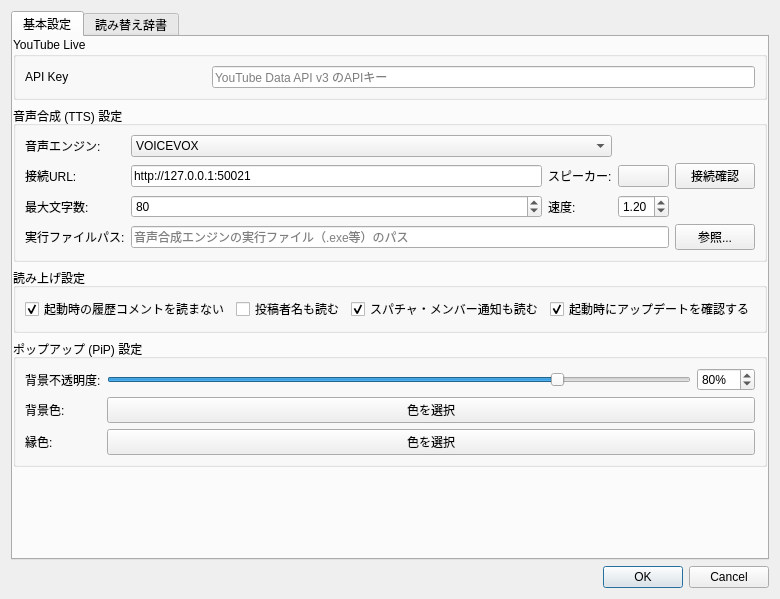
This is ui/settings_dialog.ui in Ikumyon/LiveVoiceBridge as Qt 5 draws it before an edit. The edited form follows.
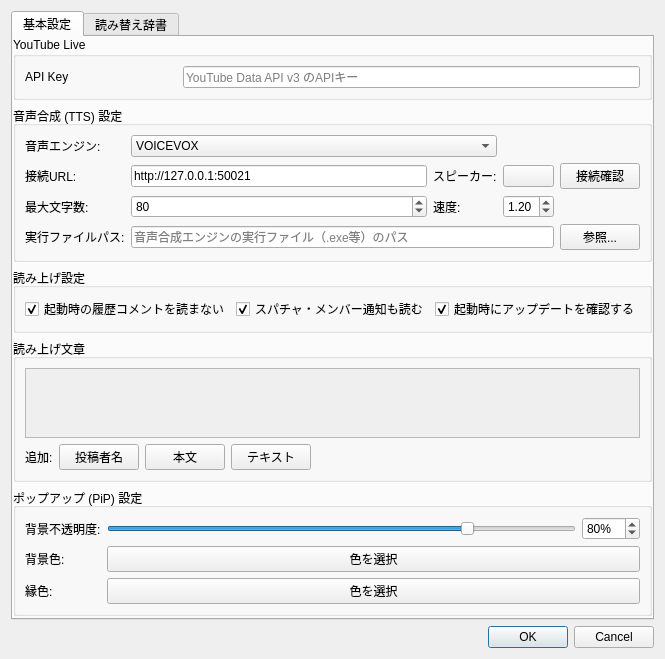
This is the edited form.

Commit message: 棒読みちゃんの対応

```diff
--- a/ui/settings_dialog.ui
+++ b/ui/settings_dialog.ui
@@ -207,13 +207,6 @@
             </property>
            </widget>
           </item>
-          <item>
-           <widget class="QCheckBox" name="readAuthorCheckBox">
-            <property name="text">
-             <string>投稿者名も読む</string>
-            </property>
-           </widget>
-          </item>
           <item>
            <widget class="QCheckBox" name="readSuperChatCheckBox">
             <property name="text">
@@ -250,6 +243,103 @@
          </layout>
         </widget>
        </item>
+       <item>
+        <widget class="QGroupBox" name="readBlocksGroupBox">
+         <property name="title">
+          <string>読み上げ文章</string>
+         </property>
+         <layout class="QVBoxLayout" name="readBlocksVBoxLayout">
+          <item>
+           <widget class="QScrollArea" name="readBlockScrollArea">
+            <property name="focusPolicy">
+             <enum>Qt::FocusPolicy::NoFocus</enum>
+            </property>
+            <property name="horizontalScrollBarPolicy">
+             <enum>Qt::ScrollBarPolicy::ScrollBarAsNeeded</enum>
+            </property>
+            <property name="verticalScrollBarPolicy">
+             <enum>Qt::ScrollBarPolicy::ScrollBarAlwaysOff</enum>
+            </property>
+            <property name="widgetResizable">
+             <bool>true</bool>
+            </property>
+            <widget class="QWidget" name="readBlockScrollContent">
+             <property name="geometry">
+              <rect>
+               <x>0</x>
+               <y>0</y>
+               <width>596</width>
+               <height>72</height>
+              </rect>
+             </property>
+             <layout class="QHBoxLayout" name="readBlockHBoxLayout">
+              <property name="leftMargin">
+               <number>6</number>
+              </property>
+              <property name="topMargin">
+               <number>6</number>
+              </property>
+              <property name="rightMargin">
+               <number>6</number>
+              </property>
+              <property name="bottomMargin">
+               <number>6</number>
+              </property>
+              <property name="spacing">
+               <number>6</number>
+              </property>
+             </layout>
+            </widget>
+           </widget>
+          </item>
+          <item>
+           <layout class="QHBoxLayout" name="readBlockActionLayout">
+            <item>
+             <widget class="QLabel" name="readBlockAddLabel">
+              <property name="text">
+               <string>追加:</string>
+              </property>
+             </widget>
+            </item>
+            <item>
+             <widget class="QPushButton" name="addAuthorBlockButton">
+              <property name="text">
+               <string>投稿者名</string>
+              </property>
+             </widget>
+            </item>
+            <item>
+             <widget class="QPushButton" name="addMessageBlockButton">
+              <property name="text">
+               <string>本文</string>
+              </property>
+             </widget>
+            </item>
+            <item>
+             <widget class="QPushButton" name="addTextBlockButton">
+              <property name="text">
+               <string>テキスト</string>
+              </property>
+             </widget>
+            </item>
+            <item>
+             <spacer name="readBlockActionSpacer">
+              <property name="orientation">
+               <enum>Qt::Orientation::Horizontal</enum>
+              </property>
+              <property name="sizeHint" stdset="0">
+               <size>
+                <width>40</width>
+                <height>20</height>
+               </size>
+              </property>
+             </spacer>
+            </item>
+           </layout>
+          </item>
+         </layout>
+        </widget>
+       </item>
        <item>
         <widget class="QGroupBox" name="pipGroupBox">
          <property name="title">
```
The commit also changes 10 other files.
